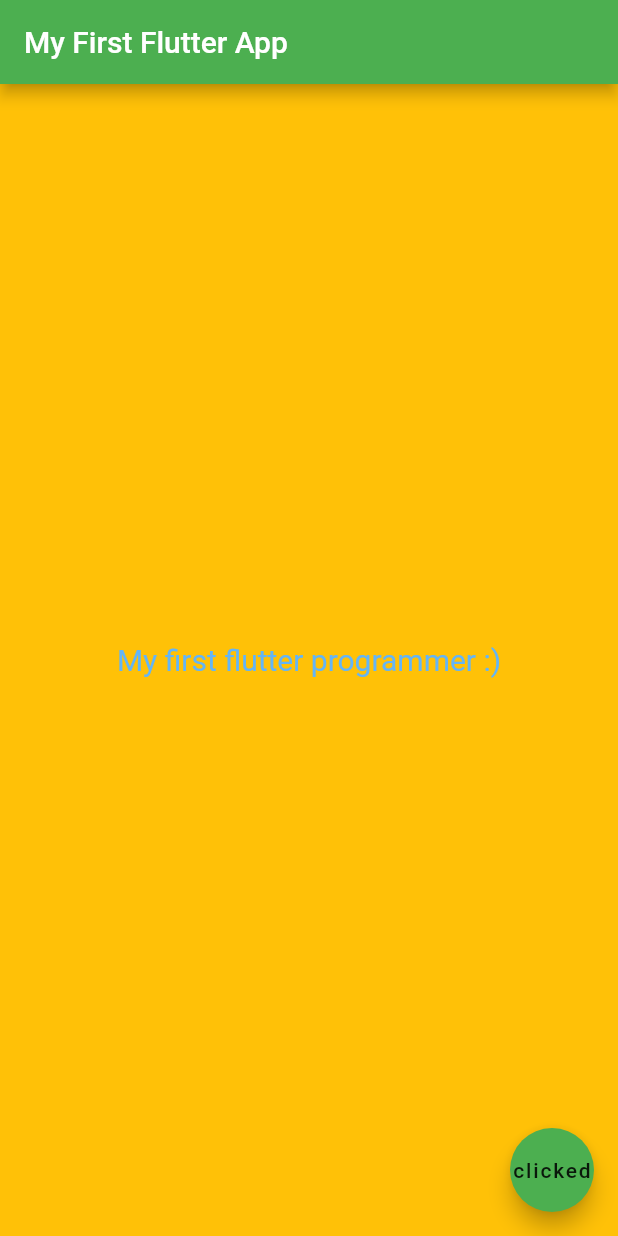
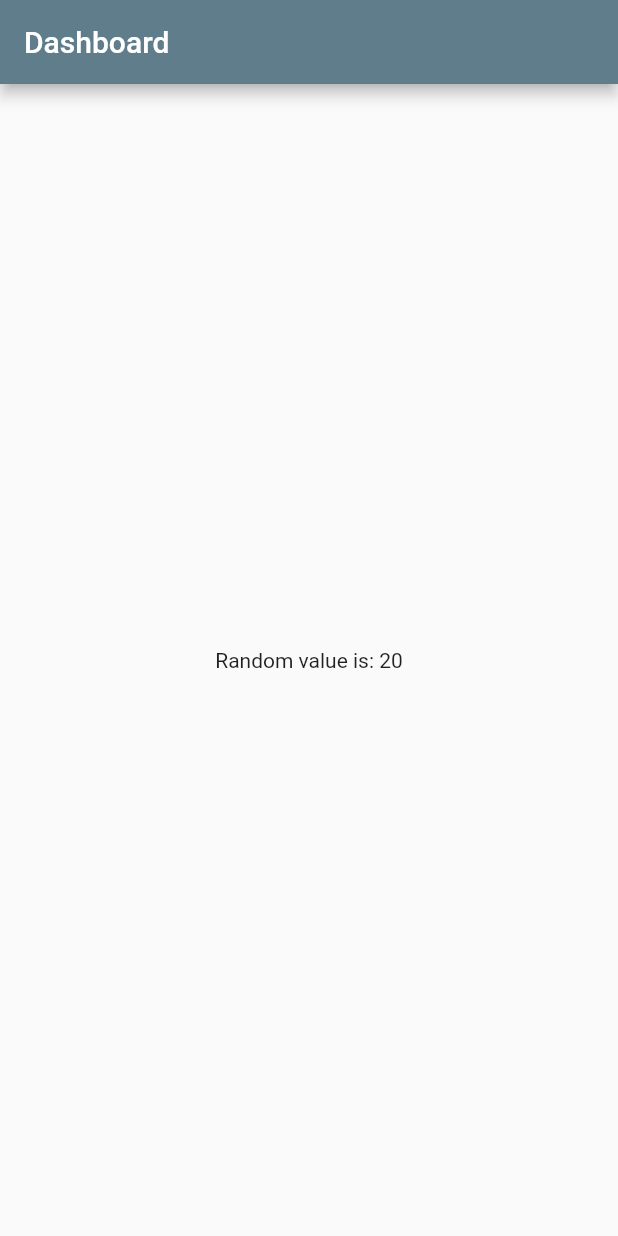
Before and after one commit to Shashank-btc/Flutter_Project, a Flutter app: the screen it shows after launch, on a phone screen of 412 x 824 dp. Run offline on Flutter 3.47's test engine with Material 2 defaults, Android fonts, the phone set to English and light mode, and no system bars.

```diff
--- a/lib/main.dart
+++ b/lib/main.dart
@@ -1,26 +1,22 @@
+import 'package:flutter/material.dart';
+import 'package:flutter_project/screens/Dashboard.dart';
 
-import 'package:flutter/material.dart';
+void main() => runApp(MyApp());
 
-void main() {
-  runApp(
-    MaterialApp(
+class MyApp extends StatelessWidget {
+  const MyApp({super.key});
+
+  @override
+  Widget build(BuildContext context) {
+    return MaterialApp(
       title: "My App",
       color: Colors.red,
       debugShowCheckedModeBanner: false,
-      theme: ThemeData(
-        primarySwatch: Colors.green,
-        brightness: Brightness.light
-      ),
+      themeMode: ThemeMode.system,
+      theme:
+      ThemeData(primarySwatch: Colors.green, brightness: Brightness.light),
       // this is the widgt which help use to build screen the use all the widgts
-      home: Scaffold(
-        backgroundColor: Colors.amber,
-        appBar: AppBar(title: Text("My First Flutter App",),
-        ),
-        floatingActionButton : FloatingActionButton(onPressed: null,
-        child: Text("clicked",style: TextStyle(color: Colors.black87),),),
-        body: Center(child: Text("My first flutter programmer :)",
-        style: TextStyle(fontSize: 20,color: Colors.blue[300]),)),
-      ),
-    )
-  );
+      home: Dashboard(),
+    );
+  }
 }
--- /dev/null
+++ b/lib/screens/Dashboard.dart
@@ -0,0 +1,72 @@
+import 'dart:math';
+
+import 'package:flutter/material.dart';
+
+class Dashboard extends StatelessWidget {
+  const Dashboard({super.key});
+
+  @override
+  Widget build(BuildContext context) {
+    return Scaffold(
+      // backgroundColor: Colors.amber,
+      appBar: AppBar(
+        title: Text(
+          "Dashboard",
+        ),
+        backgroundColor: Colors.blueGrey,
+      ),
+      // floatingActionButton: FloatingActionButton(
+      //   onPressed: null,
+      //   child: Text(
+      //     "clicked",
+      //     style: TextStyle(color: Colors.black87),
+      //   ),
+      // ),
+      // body: Center(child: icon ,Text("My first flutter programmer :)",
+      // style: TextStyle(fontSize: 20,color: Colors.blue[300]),),
+      // body: Center(
+      //     child: Column(
+      //   children: [
+      //     Icon(
+      //       Icons.ice_skating,
+      //       color: Colors.red,
+      //       textDirection: TextDirection.ltr,
+      //     ),
+      //     Text("skating")
+      //   ],
+      // )
+      // ),
+      body: Center(child:
+        Text("Random value is: ${generateNumber()}"),)
+      // Center(
+      //   child: Text.rich(
+      //     TextSpan(
+      //       text: "My",
+      //       children: [
+      //         TextSpan(
+      //             text: "Flutter",
+      //             style:
+      //             TextStyle(fontSize: 50.0, fontWeight: FontWeight.bold)),
+      //         // TextSpan(
+      //         //     text: "programmnig",
+      //         //     style: TextStyle(
+      //         //         fontSize: 50.0,
+      //         //         fontWeight: FontWeight.bold,
+      //         //         color: Colors.blue)),
+      //         TextSpan(
+      //             text: "App",
+      //             style: TextStyle(
+      //                 fontSize: 30.0,
+      //                 fontWeight: FontWeight.bold,
+      //                 color: Colors.blue)),
+      //       ],
+      //     ),
+      //   ),
+      // ),
+    );
+  }
+}
+
+int generateNumber() {
+  return Random().nextInt(100);
+}
```
Also changed, not shown: fonts/DancingScript-VariableFont_wght.ttf (added), 1 other file.
